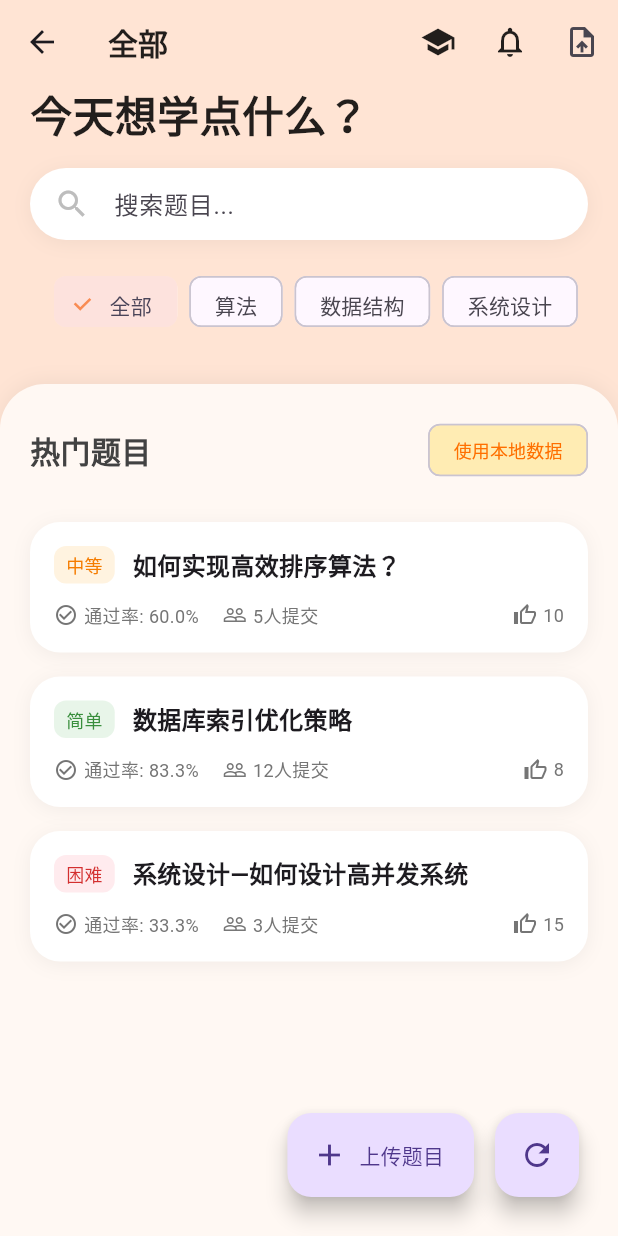
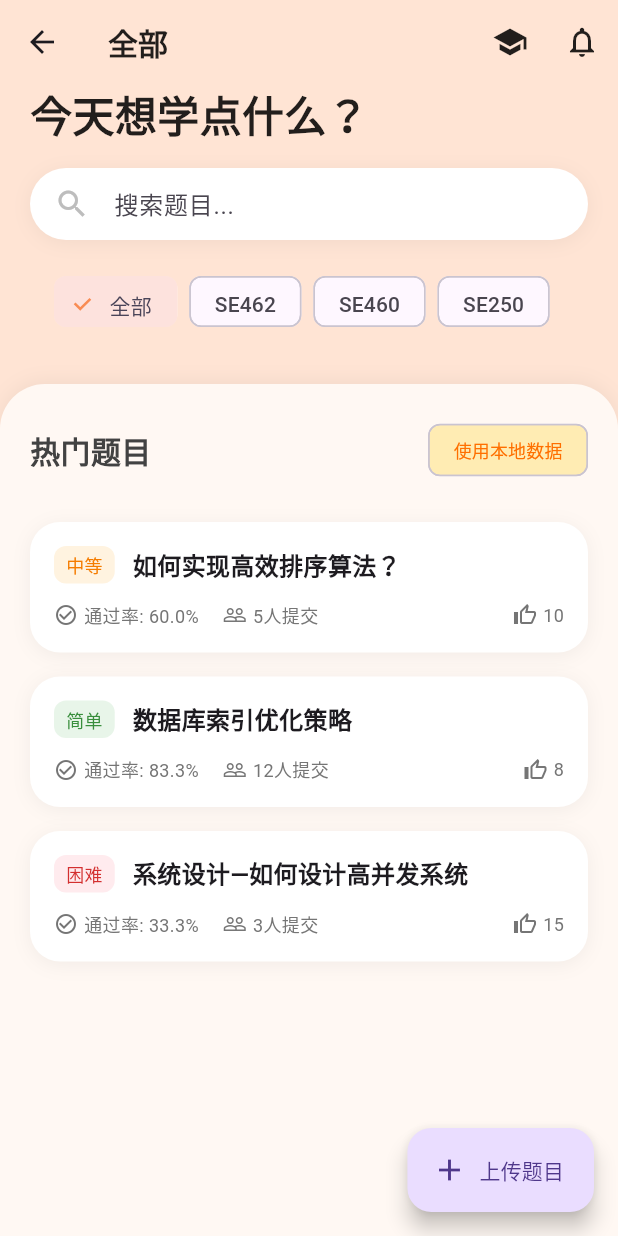
Before and after one commit to oblivi-ate/muststudy, a Flutter app: the ForumScreen screen opened directly, on a phone screen of 412 x 824 dp. Run offline on Flutter 3.47's test engine with Material 3 defaults, Android fonts, the phone set to English and light mode, and no system bars; our stand-ins replace flutter_markdown, font_awesome_flutter, google_fonts, image_picker, parse_server_sdk_flutter, shared_preferences and 1 more; accounts and stored records are empty; network calls fail.

Commit message:
创建论坛中的上传题目页面

```diff
--- a/lib/routes/app_router.dart
+++ b/lib/routes/app_router.dart
@@ -17,6 +17,7 @@ import 'package:muststudy/screens/settings_help.dart';
 import 'package:muststudy/screens/settings_contact.dart';
 import 'package:muststudy/screens/settings_feedback.dart';
 import '../screens/ai_assistant_screen.dart';
+import 'package:muststudy/screens/forum_update_questions.dart';
 
 // 路由参数类
 class RouteArguments {
@@ -58,6 +59,7 @@ class RouteNames {
   static const String resourceDetails = '/resources/details';
   static const String forum = '/forum';
   static const String problemDetails = '/forum/problem';
+  static const String uploadQuestions = '/forum/upload_questions';
   static const String profile = '/profile';
   static const String settings = '/settings';
   static const String favorites = '/profile/favorites';
@@ -135,6 +137,8 @@ class AppRouter {
         return RouteTransitions.slideTransition(
           ProblemDetails(problem: args.data),
         );
+      case RouteNames.uploadQuestions:
+        return RouteTransitions.slideTransition(const ForumUpdateQuestionsScreen());
       case RouteNames.profile:
         return RouteTransitions.slideTransition(const ProfileScreen());
       case RouteNames.settings:
--- a/lib/screens/forum_screen.dart
+++ b/lib/screens/forum_screen.dart
@@ -10,6 +10,7 @@ import '../services/navigation_service.dart';
 import '../repositories/Question_respositories.dart';
 import '../repositories/Q_tag_respositories.dart';
 import '../repositories/Answer_respositories.dart';
+import 'package:muststudy/routes/app_router.dart';
 
 class ForumScreen extends StatefulWidget {
   const ForumScreen({Key? key}) : super(key: key);
@@ -85,39 +86,10 @@ class _ForumScreenState extends State<ForumScreen> {
 
   // 添加不同学院的标签映射
   final Map<String, List<String>> _collegeCategories = {
-    '全部': [
-      '全部',
-      '算法',
-      '数据结构',
-      '系统设计',
-      '数据库',
-      '前端开发',
-      '后端开发'
-    ],
-    '创新工程学院': [
-      '全部',
-      '算法',
-      '数据结构',
-      '系统设计',
-      '数据库',
-      '前端开发',
-      '后端开发'
-    ],
-    '商学院': [
-      '全部',
-      '会计',
-      '金融',
-      '市场营销',
-      '经济学',
-      '管理学'
-    ],
-    '国际学院': [
-      '全部',
-      '国际贸易',
-      '商务英语',
-      '跨文化管理',
-      '国际金融'
-    ],
+    '全部': ['全部', 'SE462', 'SE460', 'SE250'],
+    '创新工程学院': ['全部', 'SE462', 'SE460', 'SE250'],
+    '商学院': ['全部', '会计', '金融', '市场营销', '经济学', '管理学'],
+    '国际学院': ['全部', '国际贸易', '商务英语', '跨文化管理', '国际金融'],
   };
 
   void _showCollegeSelector(BuildContext context) {
@@ -340,6 +312,7 @@ class _ForumScreenState extends State<ForumScreen> {
       return _questions.where((q) {
         // 获取问题数据
         final college = q.get<String>('q_college') ?? '';
+        final major = q.get<String>('q_major') ?? '';
         final tags = q.get<List>('q_tags') ?? [];
         final title = q.get<String>('q_title') ?? '';
         final description = q.get<String>('q_description') ?? '';
@@ -350,7 +323,9 @@ class _ForumScreenState extends State<ForumScreen> {
             (tags is List && tags.contains(_selectedCategory));
         final matchesSearch = _searchQuery.isEmpty ||
             title.toLowerCase().contains(_searchQuery.toLowerCase()) ||
-            description.toLowerCase().contains(_searchQuery.toLowerCase());
+            description.toLowerCase().contains(_searchQuery.toLowerCase()) ||
+            college.toLowerCase().contains(_searchQuery.toLowerCase()) ||
+            major.toLowerCase().contains(_searchQuery.toLowerCase());
 
         return matchesCollege && matchesTag && matchesSearch;
       }).toList();
@@ -430,16 +405,6 @@ class _ForumScreenState extends State<ForumScreen> {
           IconButton(
             icon: const Icon(Icons.notifications_none, color: Colors.black87),
             onPressed: () {},
-          ),
-          IconButton(
-            icon: const Icon(Icons.upload_file),
-            onPressed: () {
-              Navigator.pushNamed(context, '/create_problem').then((_) {
-                // 刷新题目列表
-                _loadQuestions();
-              });
-            },
-            tooltip: '上传题目',
           ),
         ],
       ),
@@ -581,36 +546,15 @@ class _ForumScreenState extends State<ForumScreen> {
           ),
         ],
       ),
-      floatingActionButton: Stack(
-        children: [
-          Positioned(
-            bottom: 10,
-            right: 10,
-            child: FloatingActionButton(
-              heroTag: 'refresh',
-              onPressed: () {
-                // 刷新题目列表
-                _loadQuestions();
-              },
-              child: const Icon(Icons.refresh),
-            ),
-          ),
-          Positioned(
-            bottom: 10,
-            right: 80,
-            child: FloatingActionButton.extended(
+      floatingActionButton: FloatingActionButton.extended(
         heroTag: 'upload',
         onPressed: () {
-                Navigator.pushNamed(context, '/create_problem').then((_) {
-                  // 刷新题目列表
+          Navigator.pushNamed(context, RouteNames.uploadQuestions).then((_) {
             _loadQuestions();
           });
         },
         label: const Text('上传题目'),
         icon: const Icon(Icons.add),
-            ),
-          ),
-        ],
       ),
     );
   }
--- a/pubspec.yaml
+++ b/pubspec.yaml
@@ -40,6 +40,7 @@ dependencies:
   google_fonts: ^4.0.4
   flutter_svg: ^1.0.3
   font_awesome_flutter: ^10.4.0
+  image_picker: ^0.8.7+4
 
 dev_dependencies:
   flutter_test:
```
Also changed, not shown: lib/repositories/Question_respositories.dart (+31 -13 lines), lib/screens/forum_update_questions.dart (added, +357 -0 lines), pubspec.lock, 5 other files. Lines whose indentation alone changed are shown as unchanged.
